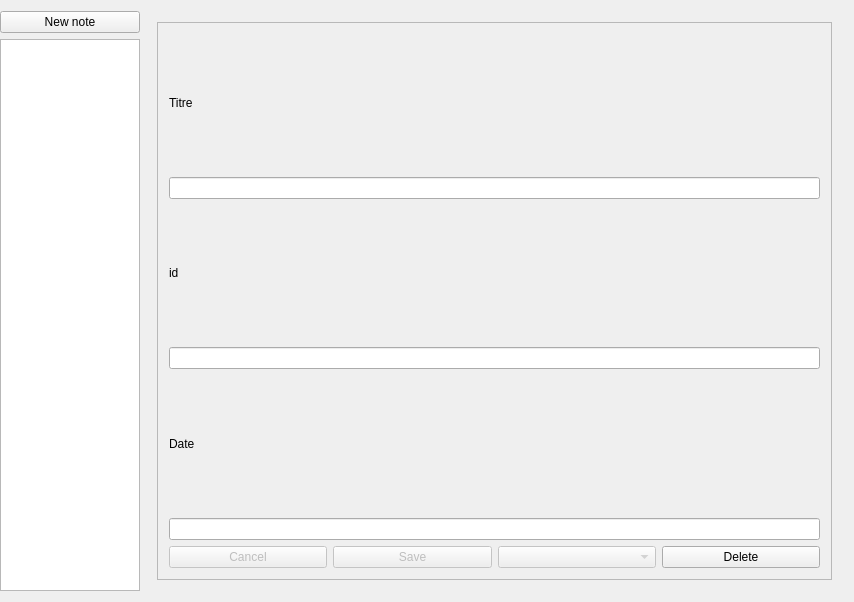
Qt form PluriNotes/plurinotes.ui (guillaumejounel/PluriNotes) before a commit.
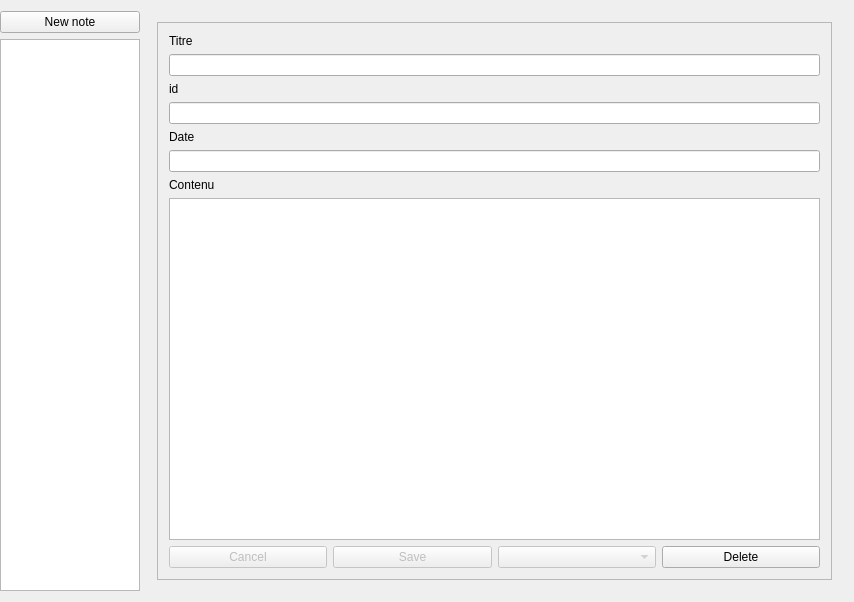
The same form after that commit.

Commit message: better OOP approach for display - need to be perfected

```diff
--- a/PluriNotes/plurinotes.ui
+++ b/PluriNotes/plurinotes.ui
@@ -50,8 +50,8 @@
             <rect>
              <x>0</x>
              <y>0</y>
-             <width>686</width>
-             <height>546</height>
+             <width>679</width>
+             <height>539</height>
             </rect>
            </property>
            <layout class="QHBoxLayout" name="horizontalLayout_2">
@@ -87,6 +87,23 @@
               <item>
                <widget class="QLineEdit" name="dateDisplayLineEdit"/>
               </item>
+              <item>
+               <widget class="QLabel" name="contentDisplayLabel">
+                <property name="text">
+                 <string>Contenu</string>
+                </property>
+               </widget>
+              </item>
+              <item>
+               <widget class="QTextEdit" name="contentDisplayTextEdit">
+                <property name="maximumSize">
+                 <size>
+                  <width>16777215</width>
+                  <height>16777215</height>
+                 </size>
+                </property>
+               </widget>
+              </item>
               <item>
                <layout class="QHBoxLayout" name="horizontalLayout_3">
                 <item>
```
Left out of the diff: 6 changed lines with no effect on the pictures. The commit also changes 3 other files.
